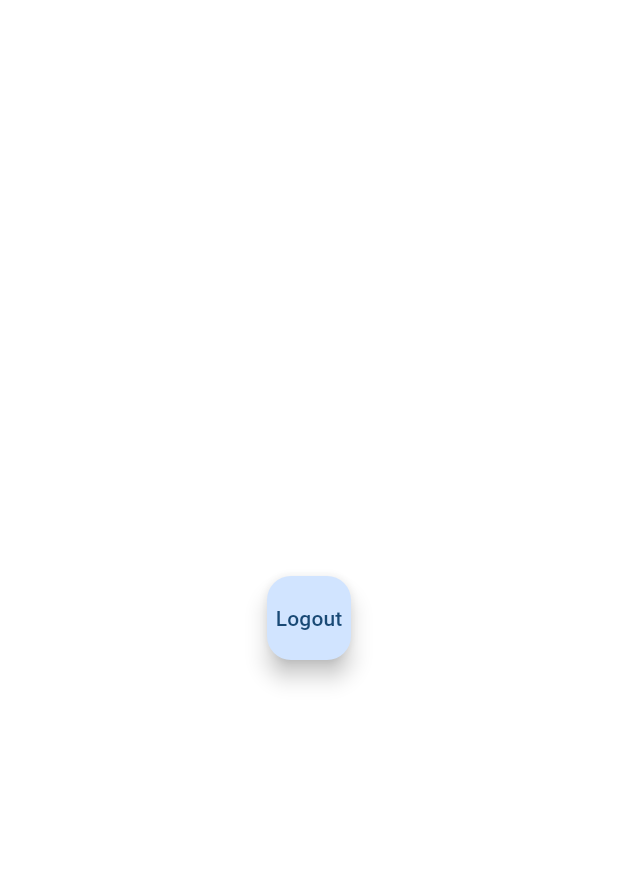
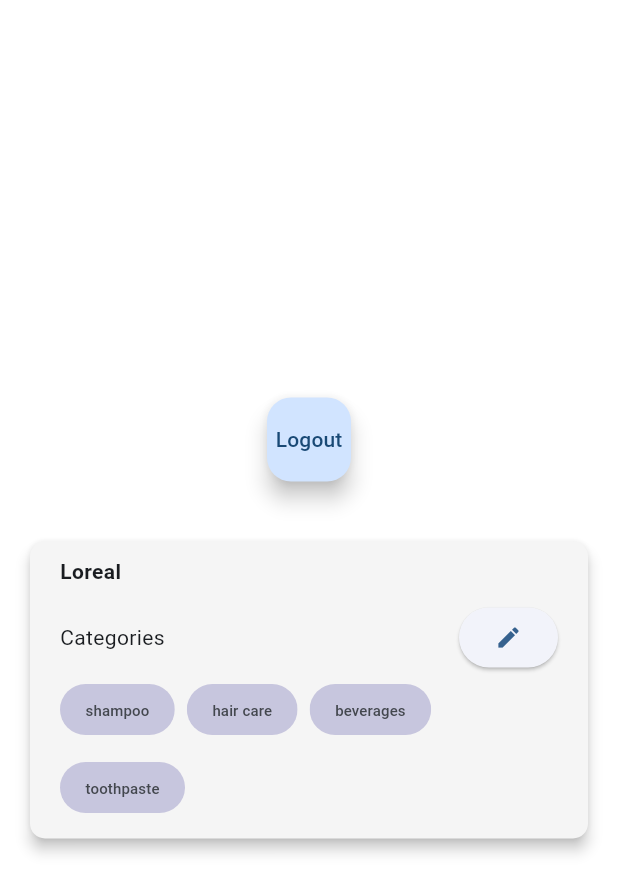
Before and after one commit to zainab-frfr/OAAP, a Flutter app: the screen it shows once a user with an empty profile is signed in, after a tap on "Logout", on a phone screen of 412 x 824 dp. Shown: the top 893 px of the screen. Run offline on Flutter 3.47's test engine with Material 3 defaults, Android fonts, the phone set to English and light mode, and no system bars; our stand-ins replace cloud_firestore, firebase_auth, firebase_core, google_sign_in; accounts and stored records are empty; network calls fail.

Commit message:
ui for tile

```diff
--- a/lib/authentication/UI components/pages/sign_in_page.dart
+++ b/lib/authentication/UI components/pages/sign_in_page.dart
@@ -15,7 +15,9 @@
   MySignInPage({super.key, this.onTap});
 
   Future<void> googleSignIn(BuildContext context) async {
+
     String retStr = await AuthService().signInWithGoogle();
+
     String message = '';
     if (retStr == 'account doesnot exist') {
       message =
@@ -24,7 +26,8 @@
       message = 'Unexpected Error! Please try again later.';
     }
 
-    if (retStr != 'user did not select account' && retStr != 'sign in successful'){
+    if (retStr != 'user did not select account' &&
+        retStr != 'sign in successful') {
       // ignore: use_build_context_synchronously
       ScaffoldMessenger.of(context).showSnackBar(SnackBar(
         content: Text(message),
@@ -33,10 +36,10 @@
     }
   }
 
-  Future<void> emailPswdSignIp(BuildContext context) async {
+  Future<void> emailPswdSignIn(BuildContext context) async {
     try {
-      User? user = await AuthService().signInWithEmailAndPassword(
-          emailController.text, passController.text);
+      User? user = await AuthService().signInWithEmailAndPassword(emailController.text, passController.text);
+
       if (user == null) {
         // ignore: use_build_context_synchronously
         ScaffoldMessenger.of(context).showSnackBar(const SnackBar(
@@ -91,7 +94,7 @@
                 ),
                 MySignInUpButton(
                   text: 'Sign In',
-                  onTap: () => emailPswdSignIp(context),
+                  onTap: () => emailPswdSignIn(context),
                 ),
                 const SizedBox(
                   height: 80,
--- a/lib/authentication/UI components/pages/sign_up_page.dart
+++ b/lib/authentication/UI components/pages/sign_up_page.dart
@@ -36,8 +36,8 @@
   Future<void> emailPswdSignUp(BuildContext context) async {
     if (passController.text == confirmPassController.text) {
       try {
-        User? user = await AuthService().signUpWithEmailAndPassword(
-            emailController.text, passController.text);
+        User? user = await AuthService().signUpWithEmailAndPassword(emailController.text, passController.text);
+
         if (user == null) {
           // ignore: use_build_context_synchronously
           ScaffoldMessenger.of(context).showSnackBar(const SnackBar(
--- /dev/null
+++ b/lib/authentication/UI components/widgets/circular_progress_indicator.dart
@@ -0,0 +1,14 @@
+import 'package:flutter/material.dart';
+
+void showCircleProgressIndicator(BuildContext context){
+    showDialog(
+      useRootNavigator: true,
+      context: context,
+      barrierDismissible: false, // to prevent dialog from closing manually
+      builder: (BuildContext context) {
+        return const Center(
+          child: CircularProgressIndicator(),
+        );
+      },
+    );
+  }
--- a/lib/authentication/UI components/widgets/google_button.dart
+++ b/lib/authentication/UI components/widgets/google_button.dart
@@ -15,6 +15,7 @@
       shape: RoundedRectangleBorder(borderRadius: BorderRadius.circular(6)),
       elevation: 2,
       child: InkWell(
+        borderRadius: BorderRadius.circular(30),
         onTap: () async {
           // if(isSignIn){
           //   await _auth.signInWithGoogle();
--- a/lib/authentication/UI components/widgets/sign_in_up_button.dart
+++ b/lib/authentication/UI components/widgets/sign_in_up_button.dart
@@ -12,6 +12,7 @@
       shape: RoundedRectangleBorder(borderRadius: BorderRadius.circular(15)),
       elevation: 2,
       child: InkWell(
+        borderRadius: BorderRadius.circular(15),
         onTap: (){
           onTap();
         },
--- /dev/null
+++ b/lib/client category management/UI components/category_chip.dart
@@ -0,0 +1,45 @@
+import 'package:flutter/material.dart';
+import 'dart:math' as math;
+
+class CategoryChip extends StatelessWidget {
+  final List<String> categories;
+
+  const CategoryChip({super.key, required this.categories});
+
+  @override
+  Widget build(BuildContext context) {
+    return Wrap(
+      spacing: 8.0,
+      runSpacing: 4.0,
+      children: categories.map((category) => returnChip(category)).toList(),
+    );
+  }
+}
+
+Color randomBlueShade() {
+  final random = math.Random();
+  int blue = random.nextInt(256); // Random value for the blue component (0-255)
+  return Color.fromARGB(
+    0,             // Alpha (fully opaque)
+    random.nextInt(30), // Low value for red (0-50 to keep it low)
+    random.nextInt(30), // Low value for green (0-50 to keep it low)
+    100 + blue,      // High value for blue (200-255 for stronger blue shades)
+  );
+}
+
+Chip returnChip(String payID) {
+  return Chip(
+    shape: RoundedRectangleBorder(
+      borderRadius: BorderRadius.circular(20),
+    ),
+    side: const BorderSide(color: Colors.transparent),
+    elevation: 2,
+    padding: const EdgeInsets.all(8),
+    backgroundColor:
+        randomBlueShade().withOpacity(0.2),
+    label: Text(
+      payID,
+      style: const TextStyle(fontSize: 10),
+    ),
+  );
+}
--- /dev/null
+++ b/lib/client category management/UI components/client_category_tile.dart
@@ -0,0 +1,58 @@
+import 'package:flutter/material.dart';
+import 'package:oaap/client%20category%20management/UI%20components/category_chip.dart';
+
+class ClientCategoryTile extends StatefulWidget {
+
+  const ClientCategoryTile({super.key});
+
+  @override
+  State<ClientCategoryTile> createState() => _ClientCategoryTileState();
+}
+
+class _ClientCategoryTileState extends State<ClientCategoryTile> {
+
+  @override
+  Widget build(BuildContext context) {
+    return Padding(
+      padding: const EdgeInsets.only(top: 10, left: 20, right: 20),
+      child: Material(
+        shape: RoundedRectangleBorder(borderRadius: BorderRadius.circular(10)),
+        elevation: 4,
+        child: Ink(
+            padding: const EdgeInsets.symmetric(vertical: 10, horizontal: 20),
+            child: Column(
+              mainAxisSize: MainAxisSize.min,
+              crossAxisAlignment: CrossAxisAlignment.start,
+              children: [
+                const Text(
+                  'Loreal',
+                  style: TextStyle(fontWeight: FontWeight.bold),
+                ),
+                const SizedBox(
+                  height: 10,
+                ),
+                Row(
+                  mainAxisAlignment: MainAxisAlignment.spaceBetween,
+                  children: [
+                    const Text('Categories'),
+                    ElevatedButton(
+                      onPressed: (){},
+                      child: const Icon(Icons.edit, applyTextScaling: true,),
+                    )
+                  ],
+                ),
+                Flexible(
+                  child: Container(
+                      width: MediaQuery.of(context).size.width * 0.75,
+                      decoration: BoxDecoration(
+                        borderRadius: BorderRadius.circular(50),
+                      ),
+                      child: const CategoryChip(categories: ['shampoo','hair care','beverages','toothpaste'],)),
+                ),
+              ],
+            ),
+          ),
+      ),
+    );
+  }
+}
--- a/lib/home.dart
+++ b/lib/home.dart
@@ -1,5 +1,6 @@
 import 'package:flutter/material.dart';
 import 'package:oaap/authentication/services/auth_service.dart';
+import 'package:oaap/client%20category%20management/UI%20components/client_category_tile.dart';
 
 class MyHomePage extends StatelessWidget {
   const MyHomePage({super.key});
@@ -8,12 +9,20 @@
   Widget build(BuildContext context) {
     return Scaffold(
       body: Center(
-        child: FloatingActionButton(
-          child: const Text('Logout'),
-          onPressed: () async{
-            await AuthService().signOut();
-          }
-        ),
+          child: Column(
+            mainAxisAlignment: MainAxisAlignment.center,
+            children: [
+              FloatingActionButton(
+                  child: const Text('Logout'),
+                  onPressed: () async {
+                    await AuthService().signOut();
+                  }),
+              const SizedBox(
+                height: 30,
+              ),
+              const ClientCategoryTile(),
+            ],
+        )
       ),
     );
   }
```
